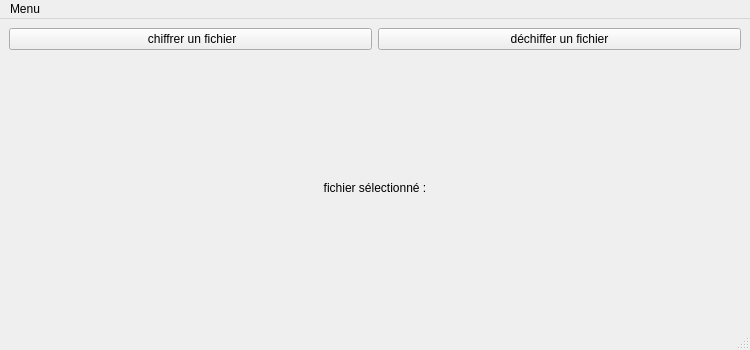
Qt form UI/mainwindow.ui (Gawdamn/chiffrement_AES) before a commit.
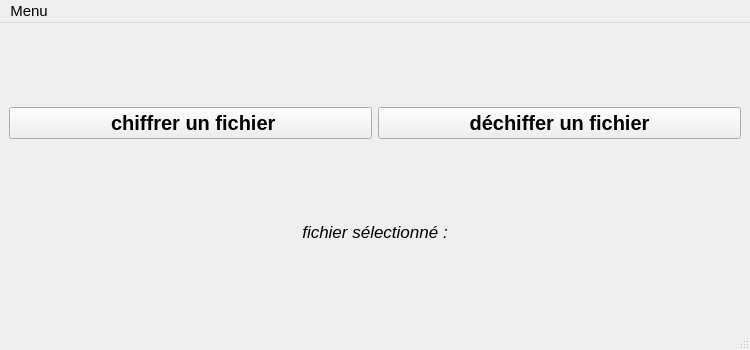
The same form after that commit.

Commit message: petites corrections esthétique sur l'interface principale

Diff of the .ui file:
```diff
--- a/UI/mainwindow.ui
+++ b/UI/mainwindow.ui
@@ -15,10 +15,46 @@
   </property>
   <widget class="QWidget" name="centralwidget">
    <layout class="QGridLayout" name="gridLayout">
-    <item row="2" column="0">
+    <item row="1" column="0">
+     <layout class="QHBoxLayout" name="horizontalLayout">
+      <item>
+       <widget class="QPushButton" name="encryptButton">
+        <property name="font">
+         <font>
+          <pointsize>15</pointsize>
+          <bold>true</bold>
+         </font>
+        </property>
+        <property name="text">
+         <string> chiffrer un fichier</string>
+        </property>
+       </widget>
+      </item>
+      <item>
+       <widget class="QPushButton" name="decryptButton">
+        <property name="font">
+         <font>
+          <pointsize>15</pointsize>
+          <bold>true</bold>
+         </font>
+        </property>
+        <property name="text">
+         <string>déchiffer un fichier</string>
+        </property>
+       </widget>
+      </item>
+     </layout>
+    </item>
+    <item row="3" column="0">
      <layout class="QHBoxLayout" name="horizontalLayout_2">
       <item>
        <widget class="QLabel" name="fileLabel">
+        <property name="font">
+         <font>
+          <pointsize>13</pointsize>
+          <italic>true</italic>
+         </font>
+        </property>
         <property name="text">
          <string>fichier sélectionné :</string>
         </property>
@@ -30,22 +66,17 @@
      </layout>
     </item>
     <item row="0" column="0">
-     <layout class="QHBoxLayout" name="horizontalLayout">
-      <item>
-       <widget class="QPushButton" name="encryptButton">
-        <property name="text">
-         <string> chiffrer un fichier</string>
-        </property>
-       </widget>
-      </item>
-      <item>
-       <widget class="QPushButton" name="decryptButton">
-        <property name="text">
-         <string>déchiffer un fichier</string>
-        </property>
-       </widget>
-      </item>
-     </layout>
+     <spacer name="horizontalSpacer">
+      <property name="orientation">
+       <enum>Qt::Horizontal</enum>
+      </property>
+      <property name="sizeHint" stdset="0">
+       <size>
+        <width>40</width>
+        <height>75</height>
+       </size>
+      </property>
+     </spacer>
     </item>
    </layout>
   </widget>
@@ -55,10 +86,20 @@
      <x>0</x>
      <y>0</y>
      <width>750</width>
-     <height>23</height>
+     <height>25</height>
     </rect>
    </property>
+   <property name="font">
+    <font>
+     <pointsize>11</pointsize>
+    </font>
+   </property>
    <widget class="QMenu" name="menuMenu">
+    <property name="font">
+     <font>
+      <pointsize>10</pointsize>
+     </font>
+    </property>
     <property name="title">
      <string>Menu</string>
     </property>
```
Left out of the diff: 5 changed lines with no effect on the pictures.
